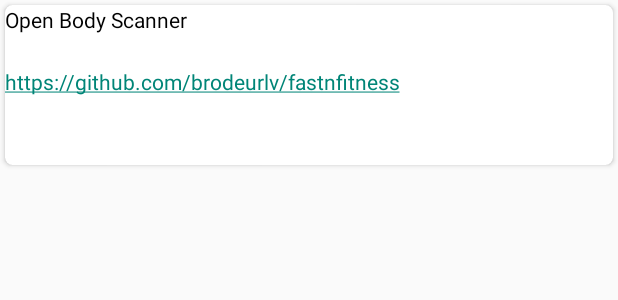
After one commit to SMEGroup4/Fitness-App, an Android app: the layout tab_scanner.xml on its own in the app's theme, with its tools: preview values and no code run, on a phone screen of 412 x 824 dp. The commit adds this screen. Shown: the top 300 px of the screen. Run offline under Robolectric (Android 15) with nearby library versions, the phone set to English and light mode, and no system bars.

Commit message:
Completed Evolution

```diff
--- /dev/null
+++ b/app/src/main/res/layout/tab_scanner.xml
@@ -0,0 +1,36 @@
+<ScrollView xmlns:android="http://schemas.android.com/apk/res/android"
+    android:layout_width="match_parent"
+    android:layout_height="match_parent">
+
+        <!--android:background="#E0E0FF" -->
+    <androidx.cardview.widget.CardView
+        style="@style/CardViewStyle"
+        android:layout_width="match_parent"
+        android:layout_height="match_parent">
+
+        <LinearLayout
+            android:layout_width="fill_parent"
+            android:layout_height="wrap_content"
+            android:orientation="vertical">
+
+            <TextView
+                android:layout_width="fill_parent"
+                android:layout_height="41dp"
+                android:layout_weight="50"
+                android:text="Open Body Scanner"
+                android:textColor="#000" />
+
+            <TextView
+                android:layout_width="match_parent"
+                android:layout_height="65dp"
+                android:layout_weight="50"
+                android:autoLink="web"
+                android:text="@string/opensource_url"
+                android:textIsSelectable="true" />
+
+        </LinearLayout>
+
+    </androidx.cardview.widget.CardView>
+
+
+</ScrollView>
--- a/app/src/main/res/menu/main_activity_actions.xml
+++ b/app/src/main/res/menu/main_activity_actions.xml
@@ -1,6 +1,10 @@
 <menu xmlns:android="http://schemas.android.com/apk/res/android"
     xmlns:app="http://schemas.android.com/apk/res-auto">
 
+    <item
+        android:id="@+id/body_scanner"
+        android:title="Body Scanner"
+        app:showAsAction="never|withText" />
     <item
         android:id="@+id/action_chrono"
         android:icon="@drawable/ic_timer"
@@ -24,7 +28,7 @@
         android:title="@string/export_database"
         app:showAsAction="never|withText" />
     <item
-        android:id="@+id/import_database"
+        android:id="@+id/body_scanner"
         android:title="@string/import_database"
         app:showAsAction="never|withText" />
 
--- a/app/src/main/res/values/strings.xml
+++ b/app/src/main/res/values/strings.xml
@@ -126,6 +126,9 @@
 
     <!-- About Fragment  -->
     <string name="AboutLabel">About</string>
+
+    <!-- Body Scanner Fragment  -->
+    <string name="BodyScannerLabel" translatable="false">Body Scanner</string>
 
     <!-- Navigation Drawer -->
     <string name="drawer_open">Open navigation drawer</string>
```
Also changed, not shown: app/src/main/java/com/easyfitness/BodyScannerFragment.java (added, +80 -0 lines), app/src/main/java/com/easyfitness/MainActivity.java (+25 -9 lines).
